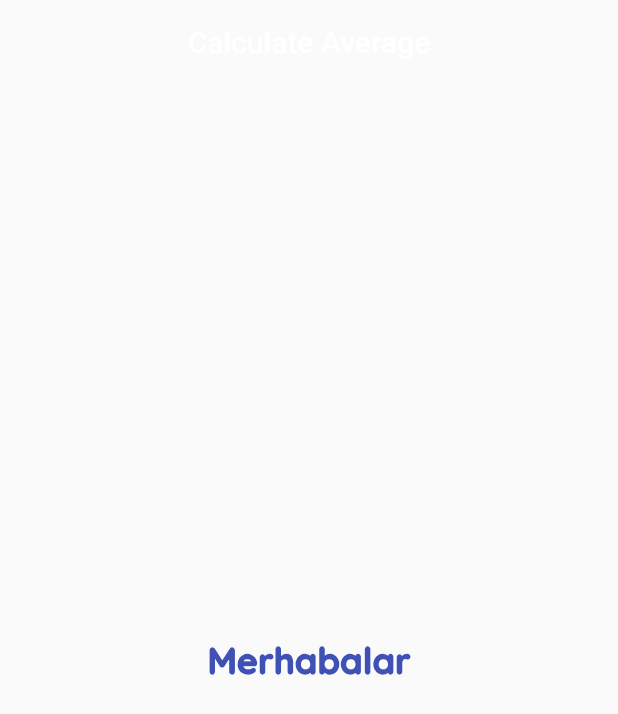
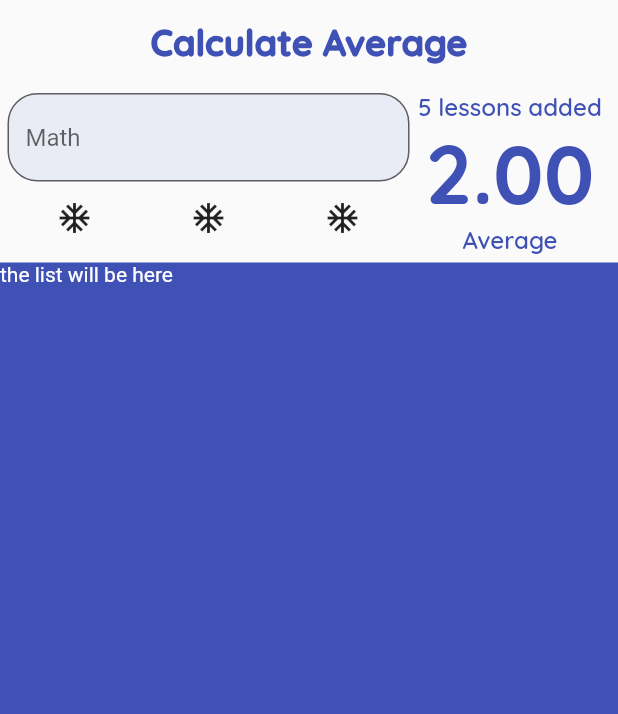
Before and after one commit to serdaronculer/calculating_grade_point_average, a Flutter app: the screen it shows after launch, on a phone screen of 412 x 824 dp. Shown: the top 714 px of the screen. Run offline on Flutter 3.47's test engine with Material 2 defaults, Android fonts, the phone set to English and light mode, and no system bars; our stand-ins replace google_fonts.

Commit message:
Main page edited

```diff
--- a/lib/widgets/calculate_average_page.dart
+++ b/lib/widgets/calculate_average_page.dart
@@ -1,5 +1,6 @@
 import 'package:flutter/material.dart';
 import '../constants/app_constants.dart';
+import 'show_average.dart';
 
 class CalculateAveragePage extends StatefulWidget {
   CalculateAveragePage({Key? key}) : super(key: key);
@@ -9,20 +10,80 @@ class CalculateAveragePage extends StatefulWidget {
 }
 
 class _CalculateAveragePageState extends State<CalculateAveragePage> {
-  /// Default [Elevation] 4.0
+  GlobalKey<FormState> formKey = GlobalKey<FormState>();
   @override
   Widget build(BuildContext context) {
     return Scaffold(
       appBar: AppBar(
         backgroundColor: Colors.transparent,
-        title: const Center(child: Text(AppConstants.title)),
-        elevation: 0,
+        title: Center(
+          child: Text(
+            AppConstants.title,
+            style: AppConstants.headlineStyle,
+          ),
+        ),
+        elevation: 0, //! Default [Elevation] 4.0
       ),
-      body: Center(
-          child: Text(
-        "Merhabalar",
-        style: AppConstants.headlineStyle,
-      )),
+      body: Column(
+        crossAxisAlignment: CrossAxisAlignment.stretch,
+        children: [
+          Padding(
+            padding: EdgeInsets.all(5),
+            child: Row(
+              children: [
+                Expanded(
+                  flex: 2,
+                  child: _buildForm(),
+                ),
+                Expanded(
+                  child: ShowAverage(average: 2, lessonsNumber: 5),
+                ),
+              ],
+            ),
+          ),
+          Expanded(
+            child: Container(
+              color: AppConstants.primaryColor,
+              child: Text(
+                "the list will be here",
+                style: TextStyle(color: Colors.white),
+              ),
+            ),
+          ),
+        ],
+      ),
+    );
+  }
+
+  Widget _buildForm() {
+    return Form(
+      key: formKey,
+      child: Column(
+        children: [
+          _buildTextFormField(),
+          Row(
+            mainAxisAlignment: MainAxisAlignment.spaceAround,
+            children: [
+              IconButton(onPressed: () {}, icon: Icon(Icons.ac_unit)),
+              IconButton(onPressed: () {}, icon: Icon(Icons.ac_unit)),
+              IconButton(onPressed: () {}, icon: Icon(Icons.ac_unit)),
+            ],
+          ),
+        ],
+      ),
+    );
+  }
+
+  _buildTextFormField() {
+    return TextFormField(
+      decoration: InputDecoration(
+        hintText: "Math",
+        border: OutlineInputBorder(
+          borderRadius: AppConstants.borderRadius20,
+        ),
+        fillColor: AppConstants.primaryColor.shade100.withOpacity(.3),
+        filled: true,
+      ),
     );
   }
 }
```
